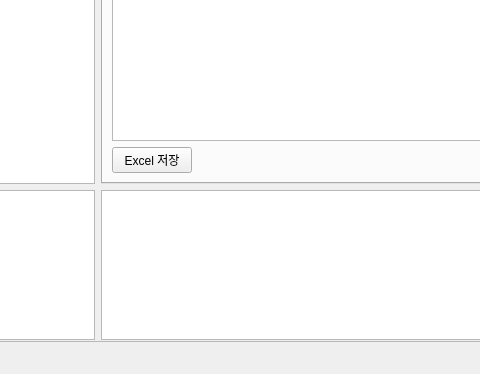
The window that ui/auto_log_program.ui (seraph92/win32_test) describes before a commit, drawn with Qt 5; both pictures show x 109 to 589 and y 419 to 793 of the 1048 by 793 pixel window.
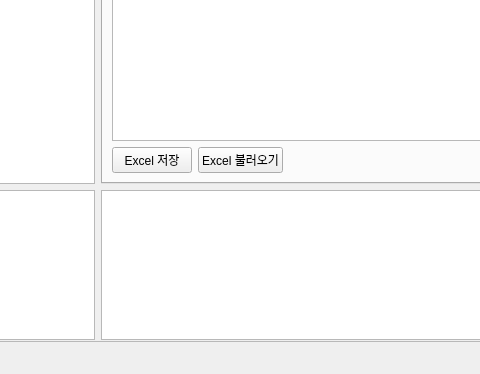
The same window after the commit. The open tabs and pages were chosen to show the change.

Commit message: Excel save load 적용

```diff
--- a/ui/auto_log_program.ui
+++ b/ui/auto_log_program.ui
@@ -308,6 +308,13 @@
                 </property>
                </widget>
               </item>
+              <item>
+               <widget class="QPushButton" name="loadBtn">
+                <property name="text">
+                 <string>Excel 불러오기</string>
+                </property>
+               </widget>
+              </item>
               <item>
                <spacer name="horizontalSpacer_11">
                 <property name="orientation">
```
Left out of the diff: 2 changed lines with no effect on the pictures. The commit also changes 3 other files.
